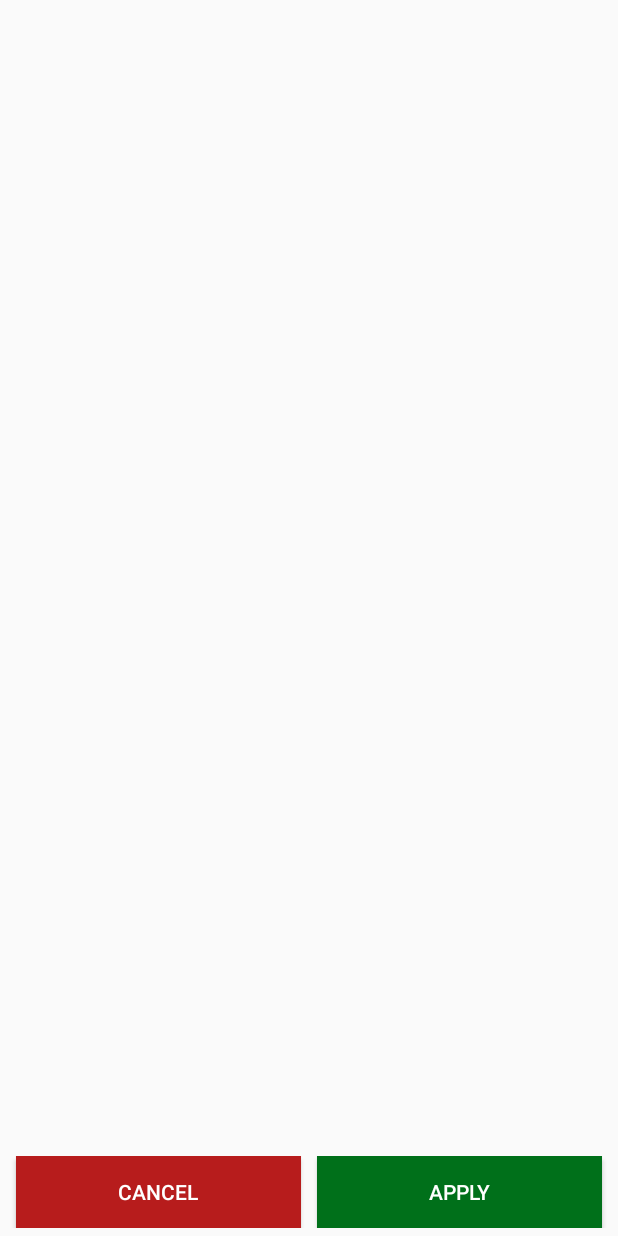
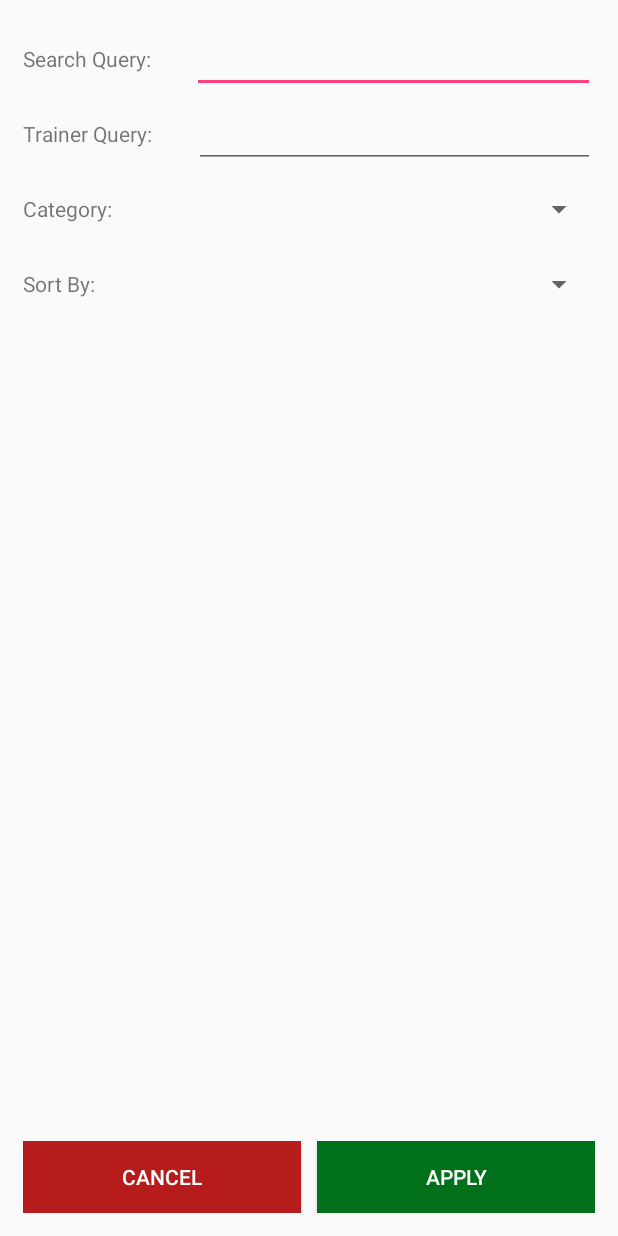
Before and after one commit to BerkayTutal/BeslenmeDanismani, an Android app: the SearchFilterActivity screen opened directly, with no data from a screen before it, on a phone screen of 412 x 824 dp. Run offline under Robolectric (Android 15) with nearby library versions, the phone set to English and light mode, and no system bars.

Commit message:
Filter sayfası yavaşça ekleniyor

```diff
--- a/app/src/main/java/tr/com/berkaytutal/beslenmedanismani/SearchFilterActivity.java
+++ b/app/src/main/java/tr/com/berkaytutal/beslenmedanismani/SearchFilterActivity.java
@@ -2,13 +2,29 @@ package tr.com.berkaytutal.beslenmedanismani;
 
 import android.support.v7.app.AppCompatActivity;
 import android.os.Bundle;
+import android.view.ActionMode;
 import android.view.View;
+import android.view.animation.Animation;
+import android.view.animation.AnimationUtils;
 import android.widget.Button;
+import android.widget.EditText;
+import android.widget.Spinner;
+import android.widget.Toast;
 
 public class SearchFilterActivity extends AppCompatActivity {
 
     private Button cancelButton;
     private Button applyButton;
+
+    private EditText searchQueryEditText;
+    private EditText trainerQueryEditText;
+    private Spinner categorySpinner;
+    private Spinner sortBySpinner;
+
+    private String searchQueryString;
+    private String trainerQueryString;
+
+
     @Override
     protected void onCreate(Bundle savedInstanceState) {
         super.onCreate(savedInstanceState);
@@ -18,11 +34,24 @@ public class SearchFilterActivity extends AppCompatActivity {
         applyButton = (Button) findViewById(R.id.buttonFilterApply);
         cancelButton = (Button) findViewById(R.id.buttonFilterCancel);
 
+        searchQueryEditText = (EditText) findViewById(R.id.filterSearchQueryEditText);
+        trainerQueryEditText = (EditText) findViewById(R.id.filterTrainerQueryEditText);
+        categorySpinner = (Spinner) findViewById(R.id.filterCategoriesSpinner);
+        sortBySpinner = (Spinner) findViewById(R.id.filterSortBySpinner);
+
+
         applyButton.setOnClickListener(new View.OnClickListener() {
             @Override
             public void onClick(View view) {
                 //buraya settings kısmını koyup burayı finish edip önceki activity'ye intent ile göndericez
+
+                searchQueryString = searchQueryEditText.getText().toString();
+                trainerQueryString = trainerQueryEditText.getText().toString();
+
+                Toast.makeText(view.getContext(), searchQueryString + " " + trainerQueryString, Toast.LENGTH_SHORT).show();
                 finish();
+
+
             }
         });
 
--- a/app/src/main/java/tr/com/berkaytutal/beslenmedanismani/Utils/BaseDrawerActivity.java
+++ b/app/src/main/java/tr/com/berkaytutal/beslenmedanismani/Utils/BaseDrawerActivity.java
@@ -56,6 +56,8 @@ public class BaseDrawerActivity extends AppCompatActivity
 
                 Intent intent = new Intent(getApplicationContext(),SearchFilterActivity.class);
                 startActivity(intent);
+//                overridePendingTransition(R.anim.slide_up, R.anim.slide_down);
+
 
 
                 Snackbar.make(view, "Replace with your own action", Snackbar.LENGTH_LONG)
--- a/app/src/main/java/tr/com/berkaytutal/beslenmedanismani/Utils/SearchPreferences.java
+++ b/app/src/main/java/tr/com/berkaytutal/beslenmedanismani/Utils/SearchPreferences.java
@@ -7,12 +7,14 @@ package tr.com.berkaytutal.beslenmedanismani.Utils;
 public class SearchPreferences {
 
     private String query;
+    private String trainerQuery;
     private String category;
     private String hardnessLevel;
     private String sortBy;
 
-    public SearchPreferences(String query, String category, String hardnessLevel, String sortBy) {
+    public SearchPreferences(String query, String trainerQuery, String category, String hardnessLevel, String sortBy) {
         this.query = query;
+        this.trainerQuery = trainerQuery;
         this.category = category;
         this.hardnessLevel = hardnessLevel;
         this.sortBy = sortBy;
@@ -49,4 +51,12 @@ public class SearchPreferences {
     public void setSortBy(String sortBy) {
         this.sortBy = sortBy;
     }
+
+    public String getTrainerQuery() {
+        return trainerQuery;
+    }
+
+    public void setTrainerQuery(String trainerQuery) {
+        this.trainerQuery = trainerQuery;
+    }
 }
--- /dev/null
+++ b/app/src/main/res/anim/slide_down.xml
@@ -0,0 +1,6 @@
+<translate
+    xmlns:android="http://schemas.android.com/apk/res/android"
+    android:duration="@android:integer/config_longAnimTime"
+    android:fromXDelta="0"
+    android:toXDelta="100%p">
+</translate>
--- /dev/null
+++ b/app/src/main/res/anim/slide_up.xml
@@ -0,0 +1,6 @@
+<translate
+    xmlns:android="http://schemas.android.com/apk/res/android"
+    android:duration="@android:integer/config_longAnimTime"
+    android:fromYDelta="+100%p"
+    android:toYDelta="0%p">
+</translate>
--- a/app/src/main/res/layout/activity_search_filter.xml
+++ b/app/src/main/res/layout/activity_search_filter.xml
@@ -4,15 +4,115 @@
     xmlns:tools="http://schemas.android.com/tools"
     android:layout_width="match_parent"
     android:layout_height="match_parent"
-    tools:context="tr.com.berkaytutal.beslenmedanismani.SearchFilterActivity">
+    tools:context="tr.com.berkaytutal.beslenmedanismani.SearchFilterActivity"
+    android:padding="15dp">
 
+    <LinearLayout
+        android:layout_width="match_parent"
+        android:layout_height="wrap_content"
+        android:orientation="vertical">
+
+        <LinearLayout
+            android:layout_width="match_parent"
+            android:layout_height="@dimen/filterLinearLayoutsHeight"
+            android:orientation="horizontal"
+            android:layout_marginBottom="@dimen/listingTextMarginBottom"
+            android:gravity="center_vertical">
+            <TextView
+                android:layout_height="wrap_content"
+                android:text="@string/searchQuery"
+                android:layout_weight="1"
+
+                android:layout_width="wrap_content" />
+            <EditText
+                android:layout_height="wrap_content"
+                android:singleLine="true"
+                android:id="@+id/filterSearchQueryEditText"
+                android:layout_weight="9"
+                android:layout_width="wrap_content"
+                android:nextFocusForward="@+id/filterTrainerQueryEditText"/>
+        </LinearLayout>
+
+        <LinearLayout
+            android:layout_width="match_parent"
+            android:layout_height="@dimen/filterLinearLayoutsHeight"
+            android:layout_marginBottom="@dimen/listingTextMarginBottom"
+            android:gravity="center_vertical">
+
+            <TextView
+                android:layout_width="wrap_content"
+                android:layout_height="wrap_content"
+                android:layout_weight="1"
+                android:text="@string/trainerQuery" />
+
+            <EditText
+                android:id="@+id/filterTrainerQueryEditText"
+                android:layout_width="wrap_content"
+                android:layout_height="wrap_content"
+                android:layout_weight="9"
+                android:nextFocusForward="@+id/filterCategoriesSpinner"
+                android:singleLine="true" />
+        </LinearLayout>
+        <LinearLayout
+            android:layout_width="match_parent"
+            android:layout_height="@dimen/filterLinearLayoutsHeight"
+            android:layout_marginBottom="@dimen/listingTextMarginBottom"
+            android:gravity="center_vertical">
+
+            <TextView
+                android:id="@+id/textView2"
+                android:layout_width="wrap_content"
+                android:layout_height="wrap_content"
+                android:layout_weight="1"
+                android:text="@string/categorySearchSelection" />
+
+            <Spinner
+
+                android:id="@+id/filterCategoriesSpinner"
+                android:layout_width="wrap_content"
+                android:layout_height="wrap_content"
+                android:layout_weight="9"
+                android:focusable="false"
+                 />
+
+        </LinearLayout>
+
+        <LinearLayout
+            android:layout_width="match_parent"
+            android:layout_height="@dimen/filterLinearLayoutsHeight"
+            android:layout_marginBottom="@dimen/listingTextMarginBottom"
+            android:gravity="center_vertical"
+
+            >
+
+            <TextView
+                android:layout_width="wrap_content"
+                android:layout_height="wrap_content"
+                android:text="@string/sortBySelection"
+                android:layout_weight="1"
+
+                />
+
+            <Spinner
+
+                android:id="@+id/filterSortBySpinner"
+                android:layout_width="wrap_content"
+                android:layout_height="wrap_content"
+                android:layout_weight="9"
+                android:focusable="false"
+                />
+
+        </LinearLayout>
+
+
+    </LinearLayout>
 
     <LinearLayout
         android:layout_width="match_parent"
         android:layout_height="wrap_content"
         android:orientation="horizontal"
         android:layout_alignParentBottom="true"
-        android:layout_margin="5dp"
+
         >
 
         <Button
@@ -23,9 +123,9 @@
             android:text="@string/buttonCancel"
             android:layout_weight="1"
             android:layout_marginRight="5dp"
-            android:layout_marginLeft="5dp"
             android:background="@color/colorRedDark"
             android:textColor="#fff"
+            android:focusable="false"
             />
 
         <Button
@@ -35,10 +135,10 @@
             android:layout_gravity="bottom|right"
             android:text="@string/buttonApply"
             android:layout_weight="1"
-            android:layout_marginRight="5dp"
             android:layout_marginLeft="5dp"
             android:background="@color/colorGreen"
             android:textColor="#fff"
+            android:focusable="false"
             />
 
     </LinearLayout>
--- a/app/src/main/res/values/dimens.xml
+++ b/app/src/main/res/values/dimens.xml
@@ -15,5 +15,6 @@
     <dimen name="listingImageHeight">82dp</dimen>
 
     <dimen name="listingTextMarginBottom">2dp</dimen>
+    <dimen name="filterLinearLayoutsHeight">48dp</dimen>
 
 </resources>
--- a/app/src/main/res/values/strings.xml
+++ b/app/src/main/res/values/strings.xml
@@ -19,7 +19,11 @@
     <string name="title_activity_settings">Settings</string>
 
     <!--Filter page strings-->
-
+    <string name="searchQuery">Search Query:</string>
+    <string name="trainerQuery">Trainer Query:</string>
+    <string name="categorySearchSelection">Category:</string>
+    <string name="hardnessSearchSelection">Hardness:</string>
+    <string name="sortBySelection">Sort By:</string>
     <string name="buttonCancel">Cancel</string>
     <string name="buttonApply">Apply</string>
 
```
